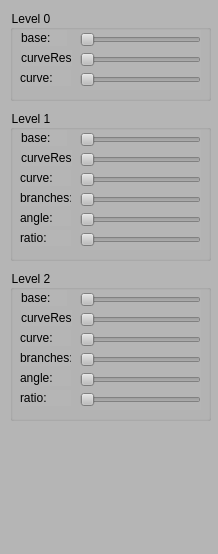
First picture: the form in PMTree2D/ControlWidget.ui, repository gnishida/PMTree2D, before the edit.
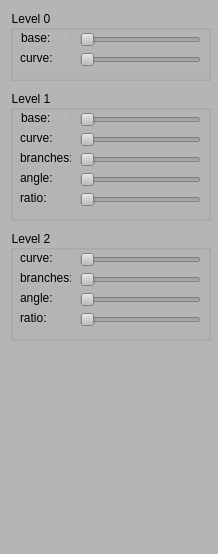
Second picture: the form after the edit.

The edit to the form file:
```diff
--- a/PMTree2D/ControlWidget.ui
+++ b/PMTree2D/ControlWidget.ui
@@ -26,7 +26,7 @@
       <x>10</x>
       <y>10</y>
       <width>201</width>
-      <height>91</height>
+      <height>71</height>
      </rect>
     </property>
     <property name="title">
@@ -58,37 +58,11 @@
       <string>base:</string>
      </property>
     </widget>
-    <widget class="QLabel" name="label_2">
-     <property name="geometry">
-      <rect>
-       <x>11</x>
-       <y>40</y>
-       <width>51</width>
-       <height>16</height>
-      </rect>
-     </property>
-     <property name="text">
-      <string>curveRes:</string>
-     </property>
-    </widget>
-    <widget class="QSlider" name="horizontalSliderCurveRes0">
-     <property name="geometry">
-      <rect>
-       <x>70</x>
-       <y>40</y>
-       <width>121</width>
-       <height>20</height>
-      </rect>
-     </property>
-     <property name="orientation">
-      <enum>Qt::Horizontal</enum>
-     </property>
-    </widget>
     <widget class="QSlider" name="horizontalSliderCurve0">
      <property name="geometry">
       <rect>
        <x>70</x>
-       <y>60</y>
+       <y>40</y>
        <width>121</width>
        <height>20</height>
       </rect>
@@ -101,7 +75,7 @@
      <property name="geometry">
       <rect>
        <x>10</x>
-       <y>60</y>
+       <y>40</y>
        <width>51</width>
        <height>16</height>
       </rect>
@@ -115,9 +89,9 @@
     <property name="geometry">
      <rect>
       <x>10</x>
-      <y>110</y>
+      <y>90</y>
       <width>201</width>
-      <height>151</height>
+      <height>131</height>
      </rect>
     </property>
     <property name="title">
@@ -149,37 +123,11 @@
       <string>base:</string>
      </property>
     </widget>
-    <widget class="QLabel" name="label_8">
-     <property name="geometry">
-      <rect>
-       <x>11</x>
-       <y>40</y>
-       <width>51</width>
-       <height>16</height>
-      </rect>
-     </property>
-     <property name="text">
-      <string>curveRes:</string>
-     </property>
-    </widget>
-    <widget class="QSlider" name="horizontalSliderCurveRes1">
-     <property name="geometry">
-      <rect>
-       <x>70</x>
-       <y>40</y>
-       <width>121</width>
-       <height>20</height>
-      </rect>
-     </property>
-     <property name="orientation">
-      <enum>Qt::Horizontal</enum>
-     </property>
-    </widget>
     <widget class="QSlider" name="horizontalSliderCurve1">
      <property name="geometry">
       <rect>
        <x>70</x>
-       <y>60</y>
+       <y>40</y>
        <width>121</width>
        <height>20</height>
       </rect>
@@ -192,7 +140,7 @@
      <property name="geometry">
       <rect>
        <x>10</x>
-       <y>60</y>
+       <y>40</y>
        <width>51</width>
        <height>16</height>
       </rect>
@@ -205,7 +153,7 @@
      <property name="geometry">
       <rect>
        <x>10</x>
-       <y>80</y>
+       <y>60</y>
        <width>51</width>
        <height>16</height>
       </rect>
@@ -218,7 +166,7 @@
      <property name="geometry">
       <rect>
        <x>70</x>
-       <y>80</y>
+       <y>60</y>
        <width>121</width>
        <height>20</height>
       </rect>
@@ -231,7 +179,7 @@
      <property name="geometry">
       <rect>
        <x>10</x>
-       <y>100</y>
+       <y>80</y>
        <width>51</width>
        <height>16</height>
       </rect>
@@ -244,7 +192,7 @@
      <property name="geometry">
       <rect>
        <x>70</x>
-       <y>100</y>
+       <y>80</y>
        <width>121</width>
        <height>20</height>
       </rect>
@@ -257,7 +205,7 @@
      <property name="geometry">
       <rect>
        <x>10</x>
-       <y>120</y>
+       <y>100</y>
        <width>51</width>
        <height>16</height>
       </rect>
@@ -270,7 +218,7 @@
      <property name="geometry">
       <rect>
        <x>70</x>
-       <y>120</y>
+       <y>100</y>
        <width>121</width>
        <height>20</height>
       </rect>
@@ -284,71 +232,19 @@
     <property name="geometry">
      <rect>
       <x>10</x>
-      <y>270</y>
+      <y>230</y>
       <width>201</width>
-      <height>151</height>
+      <height>111</height>
      </rect>
     </property>
     <property name="title">
      <string>Level 2</string>
     </property>
-    <widget class="QSlider" name="horizontalSliderBase2">
-     <property name="geometry">
-      <rect>
-       <x>70</x>
-       <y>20</y>
-       <width>121</width>
-       <height>20</height>
-      </rect>
-     </property>
-     <property name="orientation">
-      <enum>Qt::Horizontal</enum>
-     </property>
-    </widget>
-    <widget class="QLabel" name="label_13">
-     <property name="geometry">
-      <rect>
-       <x>11</x>
-       <y>20</y>
-       <width>46</width>
-       <height>16</height>
-      </rect>
-     </property>
-     <property name="text">
-      <string>base:</string>
-     </property>
-    </widget>
-    <widget class="QLabel" name="label_14">
-     <property name="geometry">
-      <rect>
-       <x>11</x>
-       <y>40</y>
-       <width>51</width>
-       <height>16</height>
-      </rect>
-     </property>
-     <property name="text">
-      <string>curveRes:</string>
-     </property>
-    </widget>
-    <widget class="QSlider" name="horizontalSliderCurveRes2">
-     <property name="geometry">
-      <rect>
-       <x>70</x>
-       <y>40</y>
-       <width>121</width>
-       <height>20</height>
-      </rect>
-     </property>
-     <property name="orientation">
-      <enum>Qt::Horizontal</enum>
-     </property>
-    </widget>
     <widget class="QSlider" name="horizontalSliderCurve2">
      <property name="geometry">
       <rect>
        <x>70</x>
-       <y>60</y>
+       <y>20</y>
        <width>121</width>
        <height>20</height>
       </rect>
@@ -361,7 +257,7 @@
      <property name="geometry">
       <rect>
        <x>10</x>
-       <y>60</y>
+       <y>20</y>
        <width>51</width>
        <height>16</height>
       </rect>
@@ -374,7 +270,7 @@
      <property name="geometry">
       <rect>
        <x>10</x>
-       <y>80</y>
+       <y>40</y>
        <width>51</width>
        <height>16</height>
       </rect>
@@ -387,7 +283,7 @@
      <property name="geometry">
       <rect>
        <x>70</x>
-       <y>80</y>
+       <y>40</y>
        <width>121</width>
        <height>20</height>
       </rect>
@@ -400,7 +296,7 @@
      <property name="geometry">
       <rect>
        <x>10</x>
-       <y>100</y>
+       <y>60</y>
        <width>51</width>
        <height>16</height>
       </rect>
@@ -413,7 +309,7 @@
      <property name="geometry">
       <rect>
        <x>70</x>
-       <y>100</y>
+       <y>60</y>
        <width>121</width>
        <height>20</height>
       </rect>
@@ -426,7 +322,7 @@
      <property name="geometry">
       <rect>
        <x>10</x>
-       <y>120</y>
+       <y>80</y>
        <width>51</width>
        <height>16</height>
       </rect>
@@ -439,7 +335,7 @@
      <property name="geometry">
       <rect>
        <x>70</x>
-       <y>120</y>
+       <y>80</y>
        <width>121</width>
        <height>20</height>
       </rect>
```
